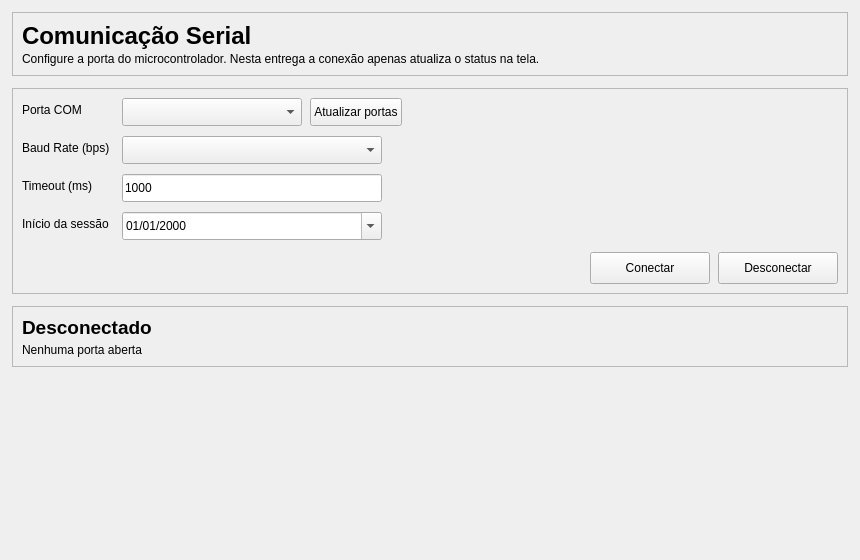
Before: the Qt Designer form ui/serial_config.ui in SamuelDeMarco-Dev/SmartGrid, drawn with Qt 5.
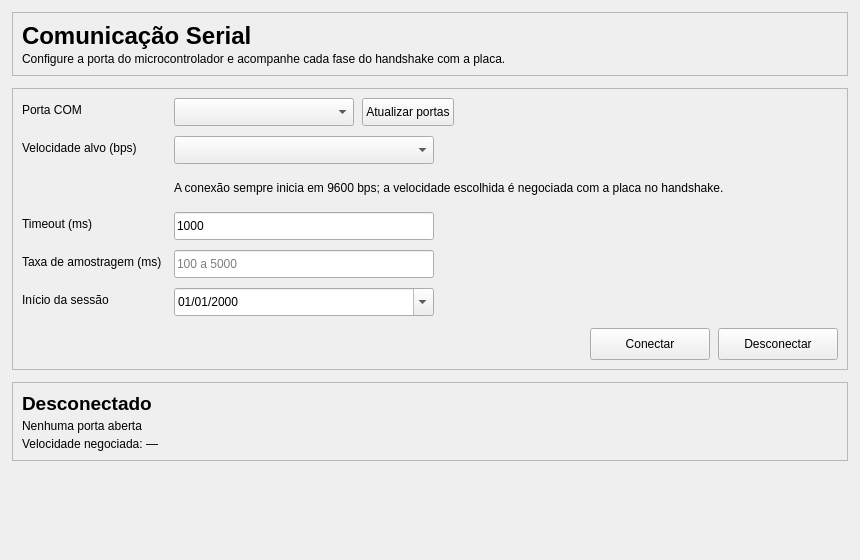
After: the same form once the commit is applied.

Commit message: feat(serial): separa View e Controller e mostra as fases do handshake (#61)

The edit to the form file:
```diff
--- a/ui/serial_config.ui
+++ b/ui/serial_config.ui
@@ -57,7 +57,7 @@
       <item>
        <widget class="QLabel" name="labelSubtituloSerial">
         <property name="text">
-         <string>Configure a porta do microcontrolador. Nesta entrega a conexão apenas atualiza o status na tela.</string>
+         <string>Configure a porta do microcontrolador e acompanhe cada fase do handshake com a placa.</string>
         </property>
         <property name="wordWrap">
          <bool>true</bool>
@@ -155,7 +155,7 @@
         <item row="1" column="0">
          <widget class="QLabel" name="labelBaudRate">
           <property name="text">
-           <string>Baud Rate (bps)</string>
+           <string>Velocidade alvo (bps)</string>
           </property>
           <property name="buddy">
            <cstring>comboBaudRate</cstring>
@@ -178,7 +178,17 @@
           </property>
          </widget>
         </item>
-        <item row="2" column="0">
+        <item row="2" column="1">
+         <widget class="QLabel" name="labelAvisoBaudRate">
+          <property name="text">
+           <string>A conexão sempre inicia em 9600 bps; a velocidade escolhida é negociada com a placa no handshake.</string>
+          </property>
+          <property name="wordWrap">
+           <bool>true</bool>
+          </property>
+         </widget>
+        </item>
+        <item row="3" column="0">
          <widget class="QLabel" name="labelTimeout">
           <property name="text">
            <string>Timeout (ms)</string>
@@ -188,7 +198,7 @@
           </property>
          </widget>
         </item>
-        <item row="2" column="1">
+        <item row="3" column="1">
          <widget class="QLineEdit" name="editTimeout">
           <property name="minimumSize">
            <size>
@@ -210,7 +220,39 @@
           </property>
          </widget>
         </item>
-        <item row="3" column="0">
+        <item row="4" column="0">
+         <widget class="QLabel" name="labelTaxaAmostragem">
+          <property name="text">
+           <string>Taxa de amostragem (ms)</string>
+          </property>
+          <property name="buddy">
+           <cstring>editTaxaAmostragem</cstring>
+          </property>
+         </widget>
+        </item>
+        <item row="4" column="1">
+         <widget class="QLineEdit" name="editTaxaAmostragem">
+          <property name="minimumSize">
+           <size>
+            <width>180</width>
+            <height>28</height>
+           </size>
+          </property>
+          <property name="maximumSize">
+           <size>
+            <width>260</width>
+            <height>16777215</height>
+           </size>
+          </property>
+          <property name="placeholderText">
+           <string>100 a 5000</string>
+          </property>
+          <property name="toolTip">
+           <string>Período da telemetria pedido à placa no handshake</string>
+          </property>
+         </widget>
+        </item>
+        <item row="5" column="0">
          <widget class="QLabel" name="labelInicioSessao">
           <property name="text">
            <string>Início da sessão</string>
@@ -220,7 +262,7 @@
           </property>
          </widget>
         </item>
-        <item row="3" column="1">
+        <item row="5" column="1">
          <widget class="QDateEdit" name="dateInicioSessao">
           <property name="minimumSize">
            <size>
@@ -328,6 +370,13 @@
         </property>
        </widget>
       </item>
+      <item>
+       <widget class="QLabel" name="labelVelocidadeNegociada">
+        <property name="text">
+         <string>Velocidade negociada: —</string>
+        </property>
+       </widget>
+      </item>
      </layout>
     </widget>
    </item>
```
Left out of the diff: 7 changed lines with no effect on the pictures. The commit also changes 6 other files.
